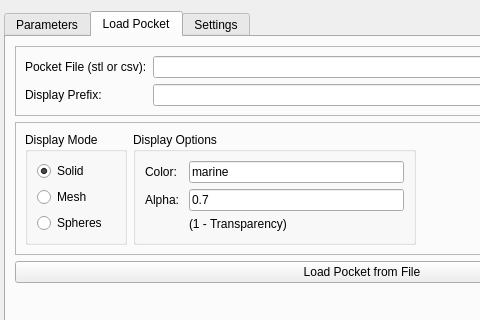
This is pyvol/pyvol_gui/pyvol_gui.ui in schlessinger-lab/pyvol as Qt 5 draws it before an edit; both pictures show x 0 to 480 and y 0 to 320 of the 724 by 660 pixel window. The edited form follows.
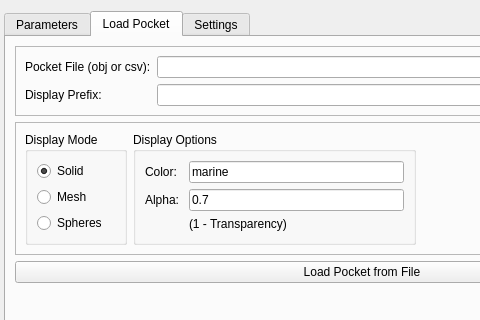
This is the edited form. The open tabs and pages were chosen to show the change.

Diff of the .ui file:
```diff
--- a/pyvol/pyvol_gui/pyvol_gui.ui
+++ b/pyvol/pyvol_gui/pyvol_gui.ui
@@ -491,7 +491,7 @@
           <item row="0" column="0">
            <widget class="QLabel" name="pocket_file_label">
             <property name="text">
-             <string>Pocket File (stl or csv):</string>
+             <string>Pocket File (obj or csv):</string>
             </property>
            </widget>
           </item>
```
Left out of the diff: 2 changed lines with no effect on the pictures.
